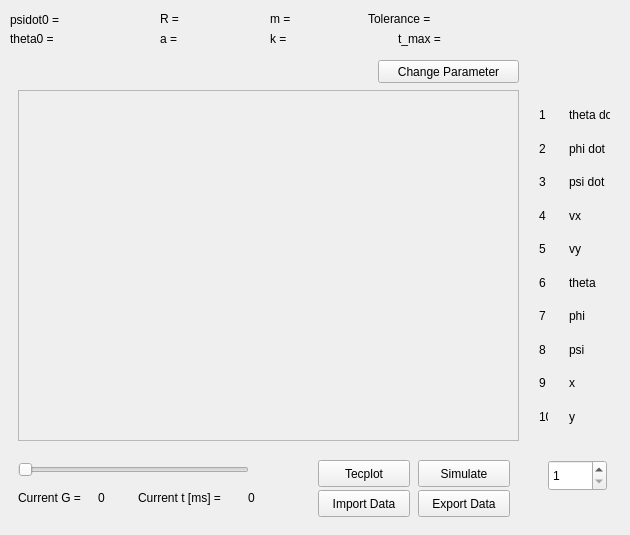
Qt form mainwindow.ui (masterjava1/rwthsselabws2011g11) before a commit.
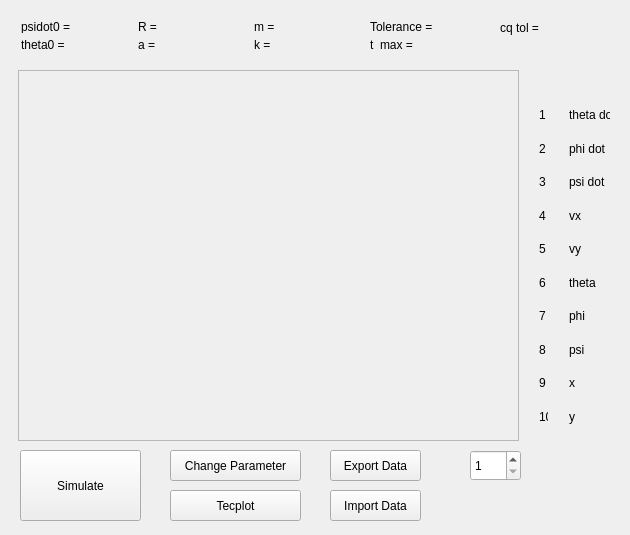
The same form after that commit.

What changed in the file:
```diff
--- a/mainwindow.ui
+++ b/mainwindow.ui
@@ -18,7 +18,7 @@
   </property>
   <property name="maximumSize">
    <size>
-    <width>700</width>
+    <width>630</width>
     <height>535</height>
    </size>
   </property>
@@ -26,38 +26,13 @@
    <string>MainWindow</string>
   </property>
   <widget class="QWidget" name="centralWidget">
-   <widget class="QSlider" name="t_slider">
-    <property name="geometry">
-     <rect>
-      <x>18</x>
-      <y>460</y>
-      <width>231</width>
-      <height>19</height>
-     </rect>
-    </property>
-    <property name="minimum">
-     <number>0</number>
-    </property>
-    <property name="maximum">
-     <number>2200</number>
-    </property>
-    <property name="singleStep">
-     <number>10</number>
-    </property>
-    <property name="tracking">
-     <bool>true</bool>
-    </property>
-    <property name="orientation">
-     <enum>Qt::Horizontal</enum>
-    </property>
-   </widget>
    <widget class="QPushButton" name="changeparameter_button">
     <property name="geometry">
      <rect>
-      <x>378</x>
-      <y>60</y>
-      <width>141</width>
-      <height>23</height>
+      <x>170</x>
+      <y>450</y>
+      <width>131</width>
+      <height>31</height>
      </rect>
     </property>
     <property name="text">
@@ -67,10 +42,10 @@
    <widget class="QPushButton" name="Simulate_button">
     <property name="geometry">
      <rect>
-      <x>418</x>
-      <y>460</y>
-      <width>92</width>
-      <height>27</height>
+      <x>20</x>
+      <y>450</y>
+      <width>121</width>
+      <height>71</height>
      </rect>
     </property>
     <property name="text">
@@ -80,10 +55,10 @@
    <widget class="QPushButton" name="Import_button">
     <property name="geometry">
      <rect>
-      <x>318</x>
+      <x>330</x>
       <y>490</y>
-      <width>92</width>
-      <height>27</height>
+      <width>91</width>
+      <height>31</height>
      </rect>
     </property>
     <property name="text">
@@ -93,296 +68,36 @@
    <widget class="QPushButton" name="Export_button">
     <property name="geometry">
      <rect>
-      <x>418</x>
-      <y>490</y>
-      <width>92</width>
-      <height>27</height>
+      <x>330</x>
+      <y>450</y>
+      <width>91</width>
+      <height>31</height>
      </rect>
     </property>
     <property name="text">
      <string>Export Data</string>
     </property>
    </widget>
-   <widget class="QLabel" name="t_text">
-    <property name="geometry">
-     <rect>
-      <x>138</x>
-      <y>490</y>
-      <width>101</width>
-      <height>16</height>
-     </rect>
-    </property>
-    <property name="text">
-     <string>Current t [ms] = </string>
-    </property>
-   </widget>
-   <widget class="QLabel" name="G">
-    <property name="geometry">
-     <rect>
-      <x>98</x>
-      <y>490</y>
-      <width>31</width>
-      <height>16</height>
-     </rect>
-    </property>
-    <property name="text">
-     <string>0</string>
-    </property>
-   </widget>
-   <widget class="QLabel" name="t">
-    <property name="geometry">
-     <rect>
-      <x>248</x>
-      <y>490</y>
-      <width>46</width>
-      <height>16</height>
-     </rect>
-    </property>
-    <property name="text">
-     <string>0</string>
-    </property>
-   </widget>
-   <widget class="QLabel" name="G_text">
-    <property name="geometry">
-     <rect>
-      <x>18</x>
-      <y>490</y>
-      <width>81</width>
-      <height>16</height>
-     </rect>
-    </property>
-    <property name="text">
-     <string>Current G = </string>
-    </property>
-   </widget>
-   <widget class="QLabel" name="m_text">
-    <property name="geometry">
-     <rect>
-      <x>270</x>
-      <y>10</y>
-      <width>31</width>
-      <height>17</height>
-     </rect>
-    </property>
-    <property name="text">
-     <string>m = </string>
-    </property>
-   </widget>
-   <widget class="QLabel" name="k_text">
-    <property name="geometry">
-     <rect>
-      <x>270</x>
-      <y>30</y>
-      <width>21</width>
-      <height>17</height>
-     </rect>
-    </property>
-    <property name="text">
-     <string>k = </string>
-    </property>
-   </widget>
-   <widget class="QLabel" name="Tolerance_text">
-    <property name="geometry">
-     <rect>
-      <x>368</x>
-      <y>10</y>
-      <width>81</width>
-      <height>17</height>
-     </rect>
-    </property>
-    <property name="text">
-     <string>Tolerance = </string>
-    </property>
-   </widget>
-   <widget class="QLabel" name="R_text">
-    <property name="geometry">
-     <rect>
-      <x>160</x>
-      <y>10</y>
-      <width>31</width>
-      <height>17</height>
-     </rect>
-    </property>
-    <property name="text">
-     <string>R = </string>
-    </property>
-   </widget>
-   <widget class="QLabel" name="a_text">
-    <property name="geometry">
-     <rect>
-      <x>160</x>
-      <y>30</y>
-      <width>31</width>
-      <height>17</height>
-     </rect>
-    </property>
-    <property name="text">
-     <string>a = </string>
-    </property>
-   </widget>
-   <widget class="QLabel" name="theta0_text">
-    <property name="geometry">
-     <rect>
-      <x>10</x>
-      <y>30</y>
-      <width>61</width>
-      <height>17</height>
-     </rect>
-    </property>
-    <property name="text">
-     <string>theta0 = </string>
-    </property>
-   </widget>
-   <widget class="QLabel" name="psidot0_text">
-    <property name="geometry">
-     <rect>
-      <x>10</x>
-      <y>10</y>
-      <width>61</width>
-      <height>20</height>
-     </rect>
-    </property>
-    <property name="text">
-     <string>psidot0 = </string>
-    </property>
-   </widget>
-   <widget class="QLabel" name="psidot0">
-    <property name="geometry">
-     <rect>
-      <x>80</x>
-      <y>10</y>
-      <width>59</width>
-      <height>17</height>
-     </rect>
-    </property>
-    <property name="text">
-     <string/>
-    </property>
-   </widget>
-   <widget class="QLabel" name="theta0">
-    <property name="geometry">
-     <rect>
-      <x>80</x>
-      <y>30</y>
-      <width>59</width>
-      <height>17</height>
-     </rect>
-    </property>
-    <property name="text">
-     <string/>
-    </property>
-   </widget>
-   <widget class="QLabel" name="R">
-    <property name="geometry">
-     <rect>
-      <x>190</x>
-      <y>10</y>
-      <width>59</width>
-      <height>17</height>
-     </rect>
-    </property>
-    <property name="text">
-     <string/>
-    </property>
-   </widget>
-   <widget class="QLabel" name="a">
-    <property name="geometry">
-     <rect>
-      <x>190</x>
-      <y>30</y>
-      <width>59</width>
-      <height>17</height>
-     </rect>
-    </property>
-    <property name="text">
-     <string/>
-    </property>
-   </widget>
-   <widget class="QLabel" name="m">
-    <property name="geometry">
-     <rect>
-      <x>300</x>
-      <y>10</y>
-      <width>59</width>
-      <height>17</height>
-     </rect>
-    </property>
-    <property name="text">
-     <string/>
-    </property>
-   </widget>
-   <widget class="QLabel" name="k">
-    <property name="geometry">
-     <rect>
-      <x>298</x>
-      <y>30</y>
-      <width>61</width>
-      <height>20</height>
-     </rect>
-    </property>
-    <property name="text">
-     <string/>
-    </property>
-   </widget>
-   <widget class="QLabel" name="Tolerance">
-    <property name="geometry">
-     <rect>
-      <x>458</x>
-      <y>10</y>
-      <width>59</width>
-      <height>17</height>
-     </rect>
-    </property>
-    <property name="text">
-     <string/>
-    </property>
-   </widget>
    <widget class="QPushButton" name="Tecplot_button">
     <property name="geometry">
      <rect>
-      <x>318</x>
-      <y>460</y>
-      <width>92</width>
-      <height>27</height>
+      <x>170</x>
+      <y>490</y>
+      <width>131</width>
+      <height>31</height>
      </rect>
     </property>
     <property name="text">
      <string>Tecplot</string>
     </property>
    </widget>
-   <widget class="QLabel" name="t_max_text">
-    <property name="geometry">
-     <rect>
-      <x>398</x>
-      <y>30</y>
-      <width>61</width>
-      <height>17</height>
-     </rect>
-    </property>
-    <property name="text">
-     <string>t_max = </string>
-    </property>
-   </widget>
-   <widget class="QLabel" name="t_max">
-    <property name="geometry">
-     <rect>
-      <x>458</x>
-      <y>30</y>
-      <width>59</width>
-      <height>17</height>
-     </rect>
-    </property>
-    <property name="text">
-     <string/>
-    </property>
-   </widget>
    <widget class="QFrame" name="plottingframe">
     <property name="geometry">
      <rect>
       <x>18</x>
-      <y>90</y>
+      <y>70</y>
       <width>501</width>
-      <height>351</height>
+      <height>371</height>
      </rect>
     </property>
     <property name="frameShape">
@@ -395,9 +110,9 @@
    <widget class="QSpinBox" name="spinBox">
     <property name="geometry">
      <rect>
-      <x>548</x>
-      <y>460</y>
-      <width>59</width>
+      <x>470</x>
+      <y>450</y>
+      <width>51</width>
       <height>31</height>
      </rect>
     </property>
@@ -572,6 +287,210 @@
      </item>
     </layout>
    </widget>
+   <widget class="QWidget" name="horizontalLayoutWidget">
+    <property name="geometry">
+     <rect>
+      <x>10</x>
+      <y>10</y>
+      <width>611</width>
+      <height>52</height>
+     </rect>
+    </property>
+    <layout class="QHBoxLayout" name="horizontalLayout">
+     <item>
+      <layout class="QVBoxLayout" name="verticalLayout_3">
+       <item>
+        <widget class="QLabel" name="psidot0_text">
+         <property name="text">
+          <string>psidot0 = </string>
+         </property>
+        </widget>
+       </item>
+       <item>
+        <widget class="QLabel" name="theta0_text">
+         <property name="text">
+          <string>theta0 = </string>
+         </property>
+        </widget>
+       </item>
+      </layout>
+     </item>
+     <item>
+      <layout class="QVBoxLayout" name="verticalLayout_4">
+       <item>
+        <widget class="QLabel" name="psidot0">
+         <property name="text">
+          <string/>
+         </property>
+        </widget>
+       </item>
+       <item>
+        <widget class="QLabel" name="theta0">
+         <property name="text">
+          <string/>
+         </property>
+        </widget>
+       </item>
+      </layout>
+     </item>
+     <item>
+      <layout class="QVBoxLayout" name="verticalLayout_5">
+       <item>
+        <widget class="QLabel" name="R_text">
+         <property name="text">
+          <string>R = </string>
+         </property>
+        </widget>
+       </item>
+       <item>
+        <widget class="QLabel" name="a_text">
+         <property name="text">
+          <string>a = </string>
+         </property>
+        </widget>
+       </item>
+      </layout>
+     </item>
+     <item>
+      <layout class="QVBoxLayout" name="verticalLayout_6">
+       <item>
+        <widget class="QLabel" name="R">
+         <property name="text">
+          <string/>
+         </property>
+        </widget>
+       </item>
+       <item>
+        <widget class="QLabel" name="a">
+         <property name="text">
+          <string/>
+         </property>
+        </widget>
+       </item>
+      </layout>
+     </item>
+     <item>
+      <layout class="QVBoxLayout" name="verticalLayout_7">
+       <item>
+        <widget class="QLabel" name="m_text">
+         <property name="text">
+          <string>m = </string>
+         </property>
+        </widget>
+       </item>
+       <item>
+        <widget class="QLabel" name="k_text">
+         <property name="text">
+          <string>k = </string>
+         </property>
+        </widget>
+       </item>
+      </layout>
+     </item>
+     <item>
+      <layout class="QVBoxLayout" name="verticalLayout_8">
+       <item>
+        <widget class="QLabel" name="m">
+         <property name="text">
+          <string/>
+         </property>
+        </widget>
+       </item>
+       <item>
+        <widget class="QLabel" name="k">
+         <property name="text">
+          <string/>
+         </property>
+        </widget>
+       </item>
+      </layout>
+     </item>
+     <item>
+      <layout class="QVBoxLayout" name="verticalLayout_9">
+       <item>
+        <widget class="QLabel" name="Tolerance_text">
+         <property name="text">
+          <string>Tolerance = </string>
+         </property>
+        </widget>
+       </item>
+       <item>
+        <widget class="QLabel" name="t_max_text">
+         <property name="text">
+          <string>t_max = </string>
+         </property>
+        </widget>
+       </item>
+      </layout>
+     </item>
+     <item>
+      <layout class="QVBoxLayout" name="verticalLayout_10">
+       <item>
+        <widget class="QLabel" name="Tolerance">
+         <property name="text">
+          <string/>
+         </property>
+        </widget>
+       </item>
+       <item>
+        <widget class="QLabel" name="t_max">
+         <property name="text">
+          <string/>
+         </property>
+        </widget>
+       </item>
+      </layout>
+     </item>
+     <item>
+      <layout class="QVBoxLayout" name="verticalLayout_11">
+       <item>
+        <widget class="QLabel" name="label_cqtol">
+         <property name="text">
+          <string>cq tol =</string>
+         </property>
+        </widget>
+       </item>
+       <item>
+        <spacer name="verticalSpacer">
+         <property name="orientation">
+          <enum>Qt::Vertical</enum>
+         </property>
+         <property name="sizeHint" stdset="0">
+          <size>
+           <width>20</width>
+           <height>40</height>
+          </size>
+         </property>
+        </spacer>
+       </item>
+      </layout>
+     </item>
+     <item>
+      <layout class="QVBoxLayout" name="verticalLayout_12">
+       <item>
+        <widget class="QLabel" name="display_cqtol">
+         <property name="text">
+          <string/>
+         </property>
+        </widget>
+       </item>
+       <item>
+        <spacer name="verticalSpacer_2">
+         <property name="orientation">
+          <enum>Qt::Vertical</enum>
+         </property>
+         <property name="sizeHint" stdset="0">
+          <size>
+           <width>20</width>
+           <height>40</height>
+          </size>
+         </property>
+        </spacer>
+       </item>
+      </layout>
+     </item>
+    </layout>
+   </widget>
   </widget>
   <action name="actionOpenParameterOptions">
    <property name="text">
```
Left out of the diff: 16 changed lines with no effect on the pictures.
